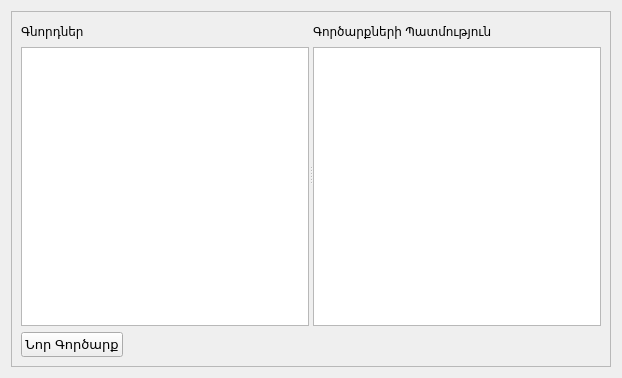
Qt form src/gorcarqner.ui (ADCompany/AD-Farm) before a commit.
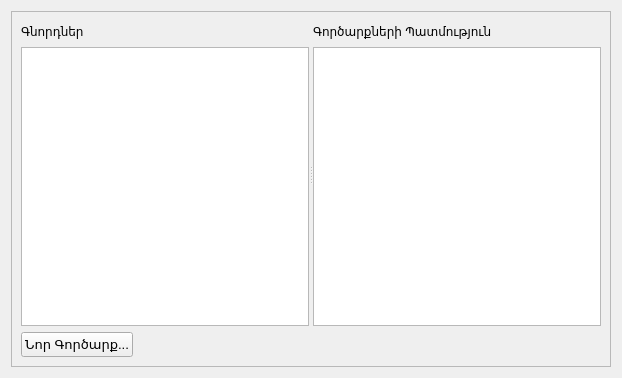
The same form after that commit. Icons and pictures are not drawn.

```diff
--- a/src/gorcarqner.ui
+++ b/src/gorcarqner.ui
@@ -116,7 +116,11 @@
               </font>
              </property>
              <property name="text">
-              <string>Նոր Գործարք</string>
+              <string>Նոր Գործարք...</string>
+             </property>
+             <property name="icon">
+              <iconset resource="farmmanager.qrc">
+               <normaloff>:/FarmManager/Resources/transactions3.png</normaloff>:/FarmManager/Resources/transactions3.png</iconset>
              </property>
             </widget>
            </item>
```
Left out of the diff: 4 changed lines with no effect on the pictures.
